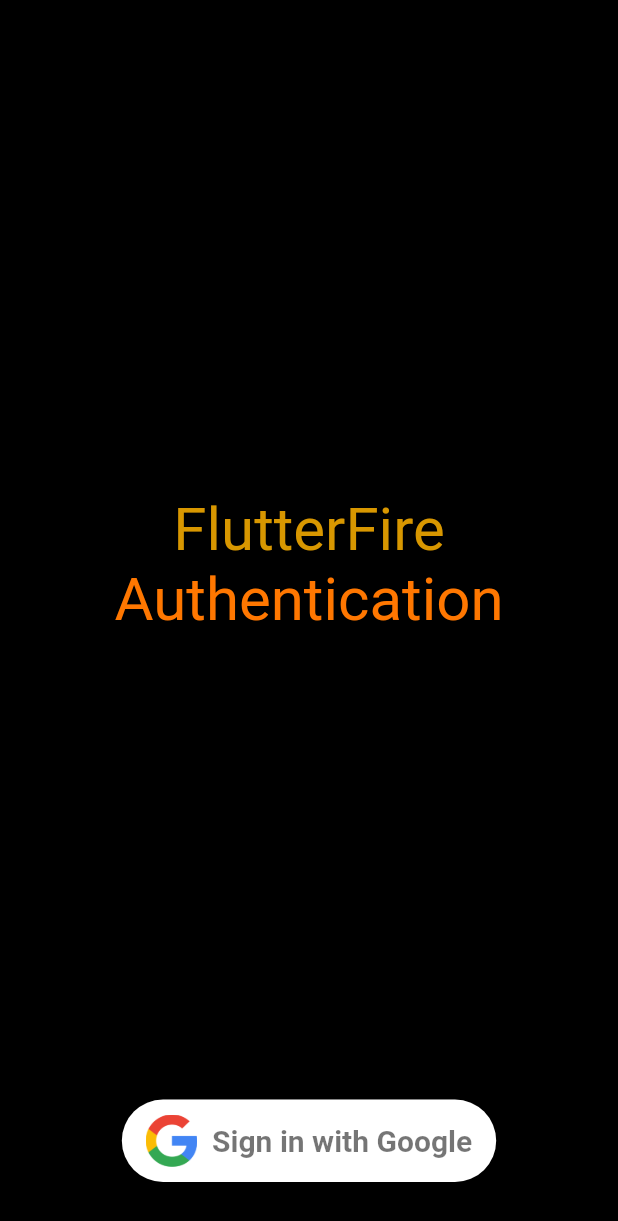
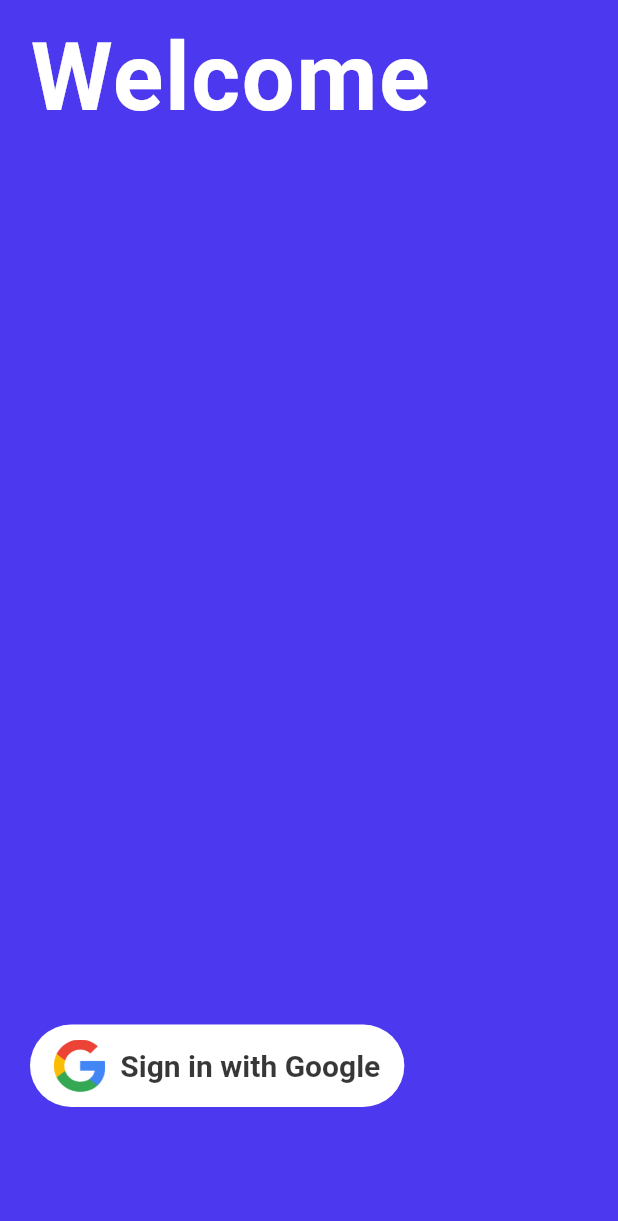
Before and after one commit to MahirEmran/JagHub_Login, a Flutter app: the screen it shows after launch, on a phone screen of 412 x 824 dp. Shown: the top 1221 px of the screen. Run offline on Flutter 3.47's test engine with Material 2 defaults, Android fonts, the phone set to English and light mode, and no system bars; our stand-ins replace cloud_firestore, firebase_auth, firebase_core, google_sign_in; accounts and stored records are empty; Roboto replaces fonts that are missing (Montserrat).

Commit message:
experimenting w/ visauls

```diff
--- a/lib/google_sign_in_button.dart
+++ b/lib/google_sign_in_button.dart
@@ -28,7 +28,7 @@ class _GoogleSignInButtonState extends State<GoogleSignInButton> {
                 backgroundColor: MaterialStateProperty.all(Colors.white),
                 shape: MaterialStateProperty.all(
                   RoundedRectangleBorder(
-                    borderRadius: BorderRadius.circular(40),
+                    borderRadius: BorderRadius.circular(30),
                   ),
                 ),
               ),
@@ -77,6 +77,7 @@ class _GoogleSignInButtonState extends State<GoogleSignInButton> {
                 child: Row(
                   mainAxisSize: MainAxisSize.min,
                   mainAxisAlignment: MainAxisAlignment.center,
+                  crossAxisAlignment: CrossAxisAlignment.center,
                   children: <Widget>[
                     Image(
                       image: AssetImage("assets/google_logo.png"),
@@ -88,8 +89,9 @@ class _GoogleSignInButtonState extends State<GoogleSignInButton> {
                         'Sign in with Google',
                         style: TextStyle(
                           fontSize: 20,
-                          color: Colors.black54,
+                          color: Color.fromARGB(200, 0, 0, 0),
                           fontWeight: FontWeight.w600,
+                          fontFamily: 'Montserrat',
                         ),
                       ),
                     )
--- a/lib/sign_in_screen.dart
+++ b/lib/sign_in_screen.dart
@@ -12,37 +12,39 @@ class _SignInScreenState extends State<SignInScreen> {
   @override
   Widget build(BuildContext context) {
     return Scaffold(
-      backgroundColor: Color.fromARGB(255, 0, 0, 0),
+      backgroundColor: Color.fromARGB(
+        255,
+        76,
+        56,
+        239,
+      ),
       body: SafeArea(
         child: Padding(
           padding: const EdgeInsets.only(
-            left: 16.0,
-            right: 16.0,
+            left: 20.0,
+            right: 20.0,
             bottom: 20.0,
           ),
           child: Column(
             mainAxisSize: MainAxisSize.max,
+            mainAxisAlignment: MainAxisAlignment.start,
+            crossAxisAlignment: CrossAxisAlignment.start,
             children: [
               Row(),
               Expanded(
                 child: Column(
-                  mainAxisSize: MainAxisSize.min,
-                  mainAxisAlignment: MainAxisAlignment.center,
                   children: [
-                    SizedBox(height: 20),
+                    SizedBox(height: 15),
                     Text(
-                      'FlutterFire',
+                      'Welcome',
                       style: TextStyle(
-                        color: Color.fromARGB(255, 216, 151, 0),
-                        fontSize: 40,
+                        color: Color.fromARGB(255, 255, 255, 255),
+                        fontSize: 50,
+                        fontFamily: 'Montserrat',
+                        fontWeight: FontWeight.bold,
+                        letterSpacing: 1.0,
                       ),
-                    ),
-                    Text(
-                      'Authentication',
-                      style: TextStyle(
-                        color: Color.fromARGB(255, 255, 119, 0),
-                        fontSize: 40,
-                      ),
+                      textScaleFactor: 1.25,
                     ),
                   ],
                 ),
@@ -57,11 +59,12 @@ class _SignInScreenState extends State<SignInScreen> {
                   }
                   return CircularProgressIndicator(
                     valueColor: AlwaysStoppedAnimation<Color>(
-                      Color.fromARGB(255, 235, 141, 17),
+                      Color.fromARGB(255, 0, 126, 255),
                     ),
                   );
                 },
               ),
+              SizedBox(height: 50),
             ],
           ),
         ),
```
